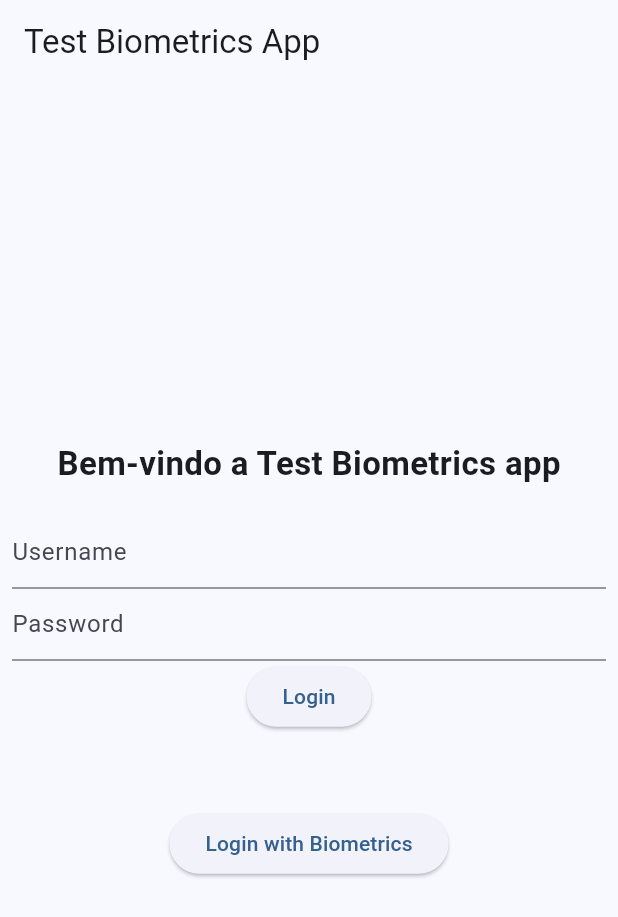
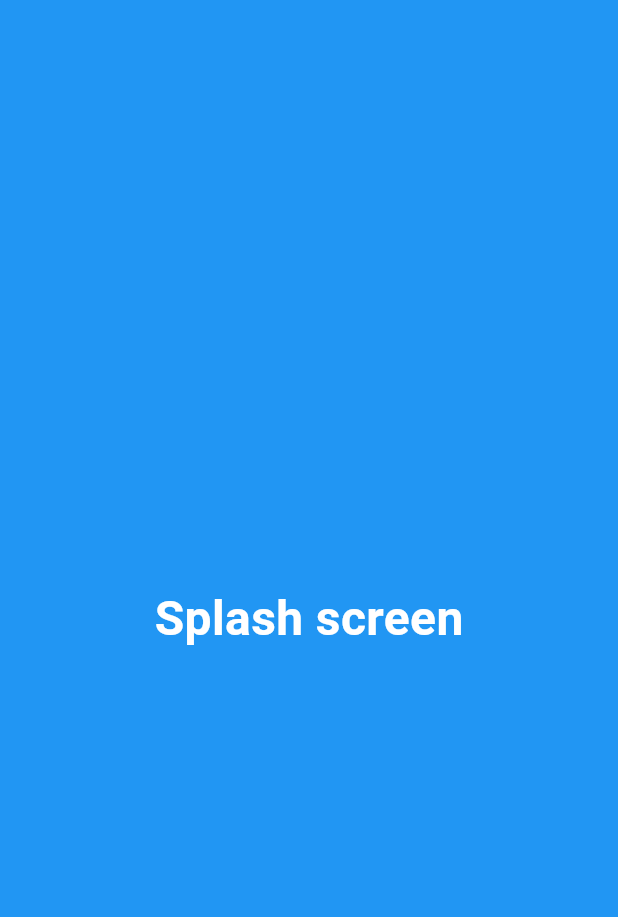
Before and after one commit to ricardoduarte/test-biometrics-app, a Flutter app: the screen it shows after launch, on a phone screen of 412 x 824 dp. Shown: the top 917 px of the screen. Run offline on Flutter 3.47's test engine with Material 2 defaults, Android fonts, the phone set to English and light mode, and no system bars; our stand-ins replace local_auth.

Commit message:
add splash screen and ruby config

```diff
--- a/test_biometrics/lib/main.dart
+++ b/test_biometrics/lib/main.dart
@@ -1,6 +1,7 @@
 import 'package:flutter/material.dart';
 
 import 'auth_screen.dart';
+import 'splash_screen.dart';
 
 void main() {
   runApp(const MyApp());
@@ -19,7 +20,7 @@ class MyApp extends StatelessWidget {
         colorScheme: ColorScheme.fromSeed(seedColor: Colors.blue),
         useMaterial3: true,
       ),
-      home: const LocalAuthScreen(),
+      home: const SplashScreen(),
     );
   }
 }
--- /dev/null
+++ b/test_biometrics/lib/splash_screen.dart
@@ -0,0 +1,21 @@
+import 'package:flutter/material.dart';
+
+class SplashScreen extends StatelessWidget {
+  const SplashScreen({super.key});
+
+  @override
+  Widget build(BuildContext context) {
+    return const Scaffold(
+      backgroundColor: Colors.blue,
+      body: Center(
+          child: Text(
+        'Splash screen',
+        style: TextStyle(
+          color: Colors.white,
+          fontWeight: FontWeight.bold,
+          fontSize: 32,
+        ),
+      )),
+    );
+  }
+}
```
Also changed, not shown: 7 other files.
